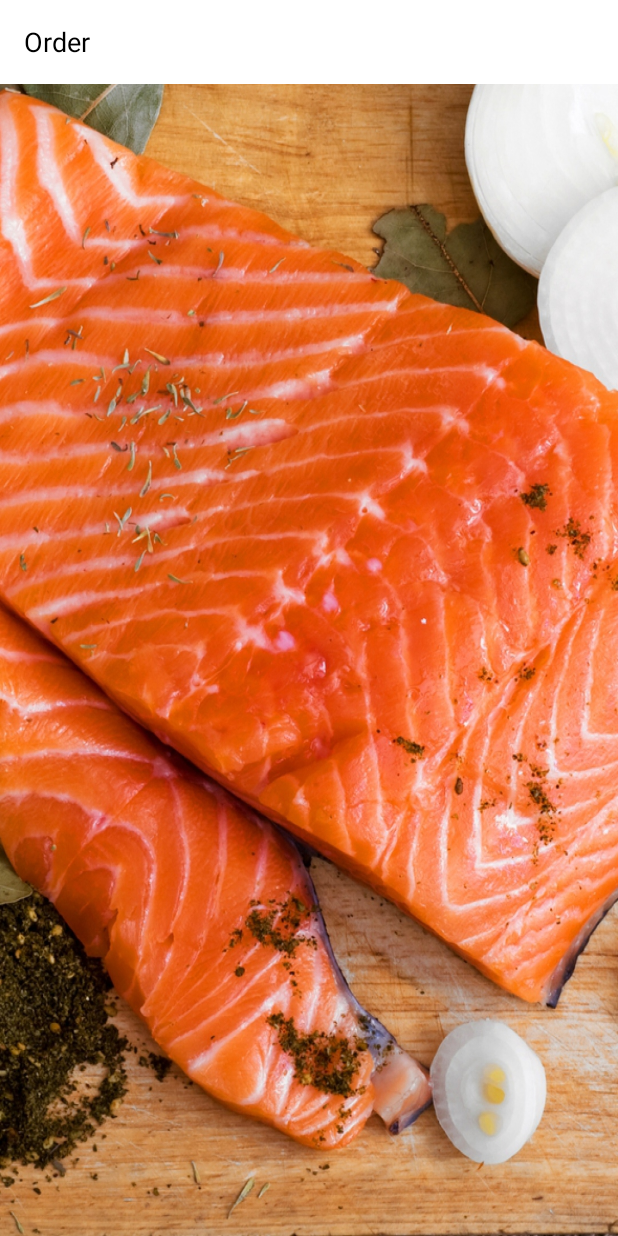
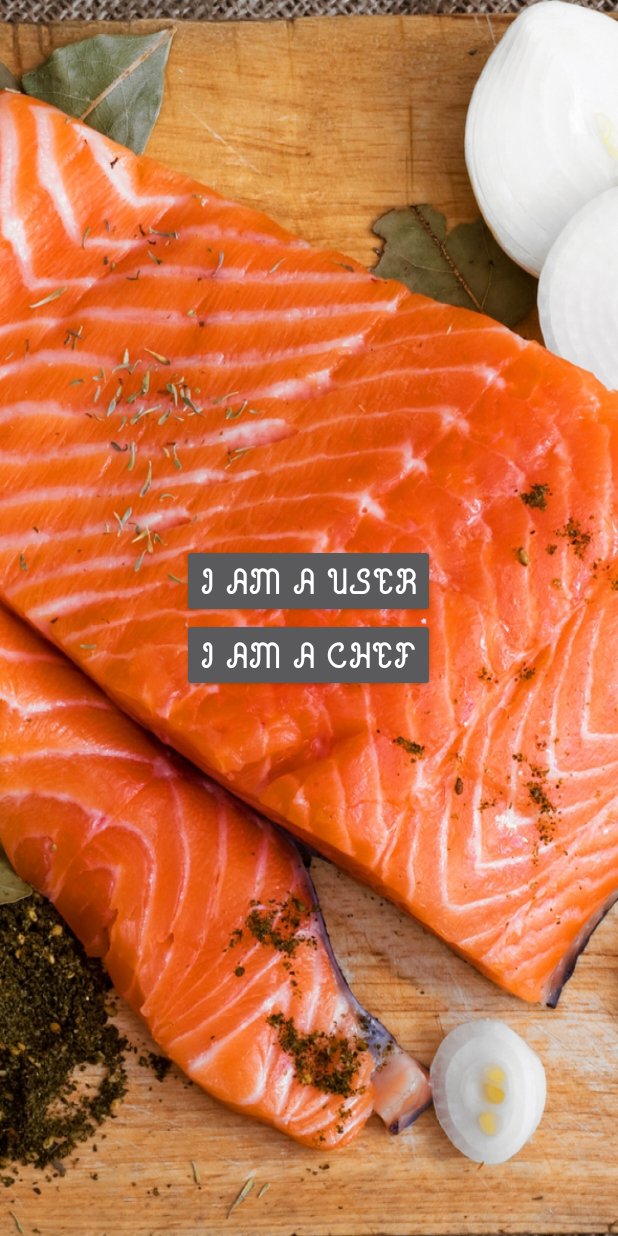
Before and after one commit to selenp/Android_Order_App, an Android app: the ClientLoginActivity screen opened directly, with no data from a screen before it, after a tap on "CANCEL", on a phone screen of 412 x 824 dp. Run offline under Robolectric (Android 15) with nearby library versions, the phone set to English and light mode, and no system bars; our stand-ins replace Firebase (no records; nobody signed in at launch, a user with empty details on screens opened directly); 2 statements that could not run were skipped.

Commit message:
change the sign layout

```diff
--- a/app/src/main/java/com/example/bohan/finaldemo/CheckActivity.java
+++ b/app/src/main/java/com/example/bohan/finaldemo/CheckActivity.java
@@ -19,12 +19,12 @@ public class CheckActivity extends Activity{
     @Override
     protected void onCreate(Bundle savedInstanceState) {
         super.onCreate(savedInstanceState);
-        setContentView(R.layout.time_check);
-        //setContentView(R.layout.checkuser);
-        //addListenerOnButton();
+        //setContentView(R.layout.time_check);
+        setContentView(R.layout.checkuser);
+        addListenerOnButton();
     }
 
-    /*
+
     public void addListenerOnButton() {
 
         final Context context = this;
@@ -57,5 +57,4 @@ public class CheckActivity extends Activity{
         });
 
     }
-    */
 }
--- a/app/src/main/java/com/example/bohan/finaldemo/MainActivity.java
+++ b/app/src/main/java/com/example/bohan/finaldemo/MainActivity.java
@@ -32,6 +32,7 @@ public class MainActivity extends Activity {
         super.onCreate(savedInstanceState);
         setContentView(R.layout.activity_main);
 
+        /*
         final ImageView  mImageView ;
         FirebaseStorage storage = FirebaseStorage.getInstance();
         StorageReference storageRef = storage.getReferenceFromUrl("gs://finaldemo-eb9ca.appspot.com").child("pigfly.jpg");
@@ -67,7 +68,7 @@ public class MainActivity extends Activity {
 
             @Override
             public void run() {
-                Intent turn = new Intent(MainActivity.this, TestDemoActivity.class);
+                Intent turn = new Intent(MainActivity.this, CheckActivity.class);
                 startActivity(turn);
                 finish();
             }
```
Also changed, not shown: app/src/main/res/drawable/ic_account_circle_black_24dp.png (added), app/src/main/res/mipmap-mdpi/pig_chinese.jpg (added), 1 other file.
